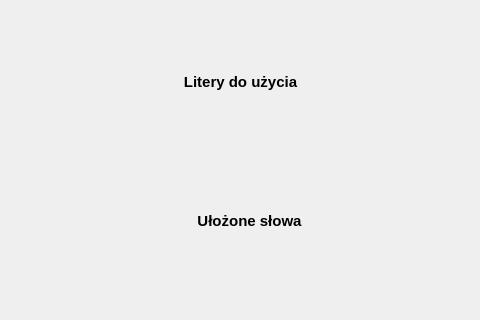
This is WordBuilder/gamewindow.ui in Yorlock/WordBuilder_SK as Qt 5 draws it before an edit; both pictures show x 150 to 630 and y 0 to 320 of the 800 by 620 pixel window. The edited form follows.
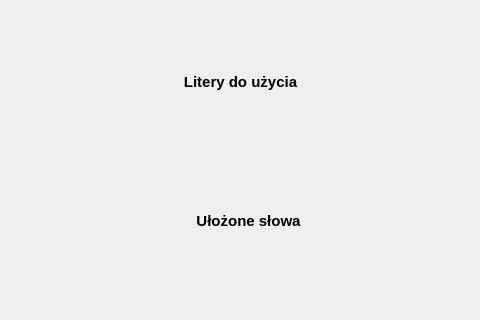
This is the edited form.

Patch:
```diff
--- a/WordBuilder/gamewindow.ui
+++ b/WordBuilder/gamewindow.ui
@@ -131,9 +131,9 @@
   <widget class="QLabel" name="solvedLabel">
    <property name="geometry">
     <rect>
-     <x>340</x>
+     <x>318</x>
      <y>200</y>
-     <width>119</width>
+     <width>161</width>
      <height>30</height>
     </rect>
    </property>
@@ -250,9 +250,9 @@
   <widget class="QLabel" name="lettersLabel">
    <property name="geometry">
     <rect>
-     <x>320</x>
+     <x>300</x>
      <y>70</y>
-     <width>141</width>
+     <width>181</width>
      <height>21</height>
     </rect>
    </property>
```
